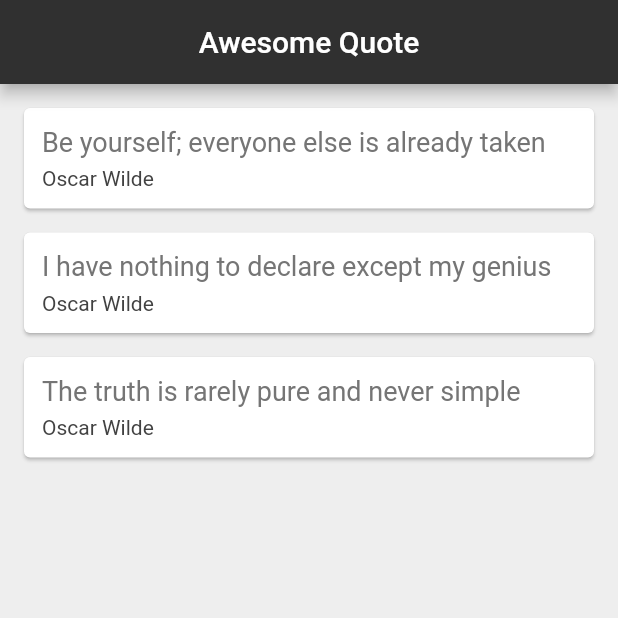
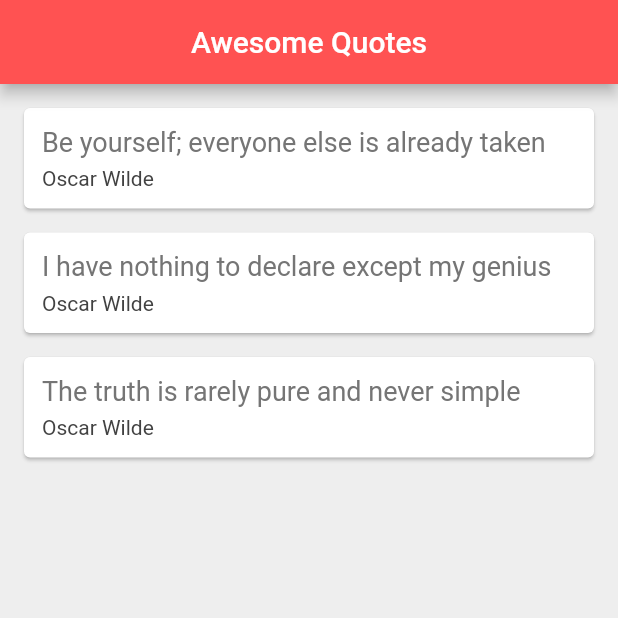
Before and after one commit to r3nyah/Quotes, a Flutter app: the screen it shows after launch, on a phone screen of 412 x 824 dp, the top half of it. Run offline on Flutter 3.47's test engine with Material 2 defaults, Android fonts, the phone set to English and light mode, and no system bars.

Commit message:
Lesson/20

```diff
--- a/lib/main.dart
+++ b/lib/main.dart
@@ -1,17 +1,17 @@
 import 'package:flutter/material.dart';
 import 'quote.dart';
+import 'quote_card.dart';
 
 void main() => runApp(MaterialApp(
-  home: Quotelist(),
+    home: QuoteList()
 ));
-class Quotelist extends StatefulWidget {
-  const Quotelist({Key? key}) : super(key: key);
 
+class QuoteList extends StatefulWidget {
   @override
-  State<Quotelist> createState() => _QuotelistState();
+  _QuoteListState createState() => _QuoteListState();
 }
 
-class _QuotelistState extends State<Quotelist> {
+class _QuoteListState extends State<QuoteList> {
 
   List<Quote> quotes = [
     Quote(author: 'Oscar Wilde', text: 'Be yourself; everyone else is already taken'),
@@ -19,45 +19,17 @@ class _QuotelistState extends State<Quotelist> {
     Quote(author: 'Oscar Wilde', text: 'The truth is rarely pure and never simple')
   ];
 
-  Widget quoteTemplate(quote) {
-    return Card(
-        margin: const EdgeInsets.fromLTRB(16.0, 16.0, 16.0, 0),
-        child: Padding(
-          padding: const EdgeInsets.all(12.0),
-          child: Column(
-            crossAxisAlignment: CrossAxisAlignment.stretch,
-            children: <Widget>[
-              Text(
-                quote.text,
-                style: TextStyle(
-                  fontSize: 18.0,
-                  color: Colors.grey[600],
-                ),
-              ),
-              SizedBox(height: 6.0),
-              Text(
-                quote.author,
-                style: TextStyle(
-                  fontSize: 14.0,
-                  color: Colors.grey[800],
-                ),
-              ),
-            ],
-          ),
-        )
-    );
-  }
   @override
   Widget build(BuildContext context) {
     return Scaffold(
       backgroundColor: Colors.grey[200],
       appBar: AppBar(
-        title: Text('Awesome Quote'),
+        title: Text('Awesome Quotes'),
         centerTitle: true,
-        backgroundColor: Colors.grey[850],
+        backgroundColor: Colors.redAccent,
       ),
       body: Column(
-        children: quotes.map((quote) => quoteTemplate(quote)).toList(),
+        children: quotes.map((quote) => QuoteCard(quote: quote)).toList(),
       ),
     );
   }
--- a/lib/quote.dart
+++ b/lib/quote.dart
@@ -1,10 +1,8 @@
 class Quote {
 
-  String?text;
-  String?author;
+  String text = "";
+  String author = "";
 
-
-
-  Quote({ this.text, this.author });
+  Quote({required this.text, required this.author});
 
 }
--- /dev/null
+++ b/lib/quote_card.dart
@@ -0,0 +1,38 @@
+import 'package:flutter/material.dart';
+import 'quote.dart';
+
+class QuoteCard extends StatelessWidget {
+
+  final Quote quote;
+  QuoteCard({ required this.quote });
+
+  @override
+  Widget build(BuildContext context) {
+    return Card(
+        margin: const EdgeInsets.fromLTRB(16.0, 16.0, 16.0, 0),
+        child: Padding(
+          padding: const EdgeInsets.all(12.0),
+          child: Column(
+            crossAxisAlignment: CrossAxisAlignment.stretch,
+            children: <Widget>[
+              Text(
+                quote.text,
+                style: TextStyle(
+                  fontSize: 18.0,
+                  color: Colors.grey[600],
+                ),
+              ),
+              SizedBox(height: 6.0),
+              Text(
+                quote.author,
+                style: TextStyle(
+                  fontSize: 14.0,
+                  color: Colors.grey[800],
+                ),
+              ),
+            ],
+          ),
+        )
+    );
+  }
+}
```
